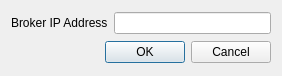
First picture: the form in debug/ui/broker_ip_setup.ui, repository pietroluongo/balance, before the edit.
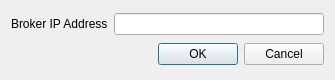
Second picture: the form after the edit.

```diff
--- a/debug/ui/broker_ip_setup.ui
+++ b/debug/ui/broker_ip_setup.ui
@@ -12,8 +12,8 @@
    <rect>
     <x>0</x>
     <y>0</y>
-    <width>282</width>
-    <height>76</height>
+    <width>335</width>
+    <height>80</height>
    </rect>
   </property>
   <property name="sizePolicy">
```
